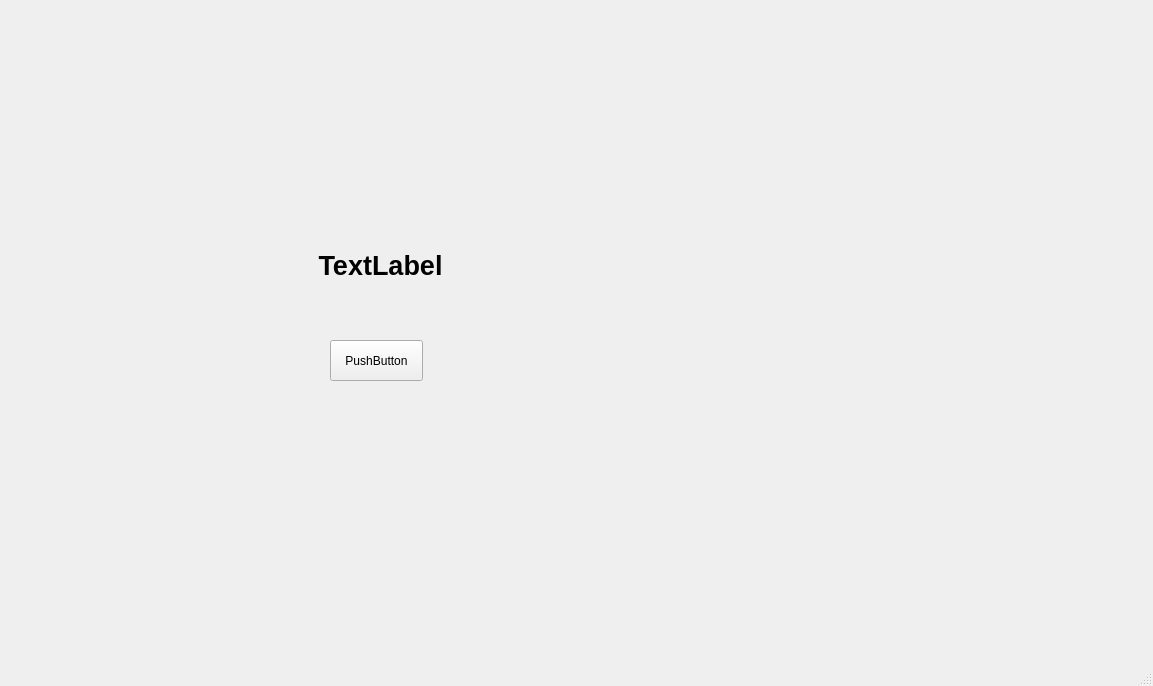
Before: the Qt Designer form tower/mainwindow.ui in liangjiehao/QTGame, drawn with Qt 5.
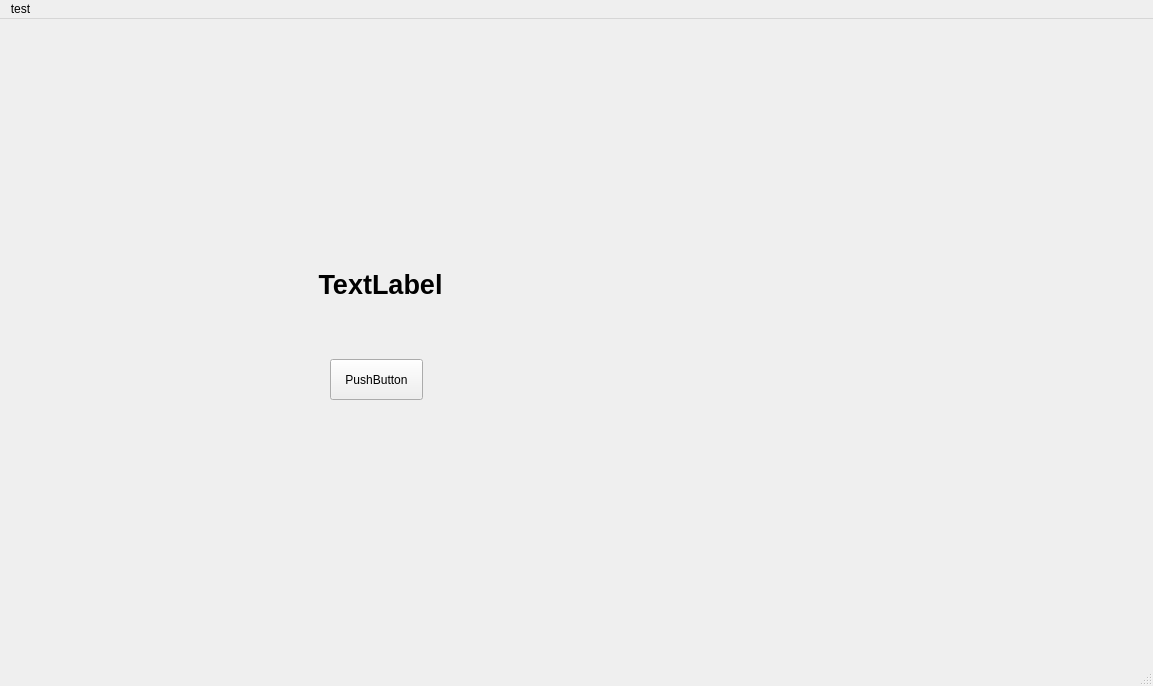
After: the same form once the commit is applied.

Patch:
```diff
--- a/tower/mainwindow.ui
+++ b/tower/mainwindow.ui
@@ -47,7 +47,8 @@
     </property>
    </widget>
   </widget>
-  <widget class="QMenuBar" name="menubar">
+  <widget class="QStatusBar" name="statusbar"/>
+  <widget class="QMenuBar" name="menuBar">
    <property name="geometry">
     <rect>
      <x>0</x>
@@ -56,6 +57,12 @@
      <height>26</height>
     </rect>
    </property>
+   <widget class="QMenu" name="menutest">
+    <property name="title">
+     <string>test</string>
+    </property>
+   </widget>
+   <addaction name="menutest"/>
   </widget>
   <widget class="QStatusBar" name="statusbar"/>
  </widget>
```
Left out of the diff: 20 changed lines with no effect on the pictures.
